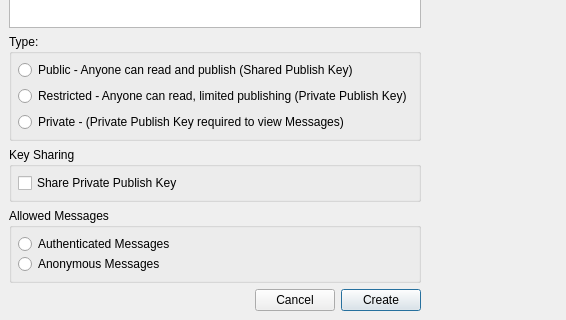
First picture: the form in retroshare-gui/src/gui/forumsv2/CreateForumV2.ui, repository RetroShare/RetroShare, before the edit; both pictures show x 0 to 566 and y 175 to 495 of the 672 by 495 pixel window.
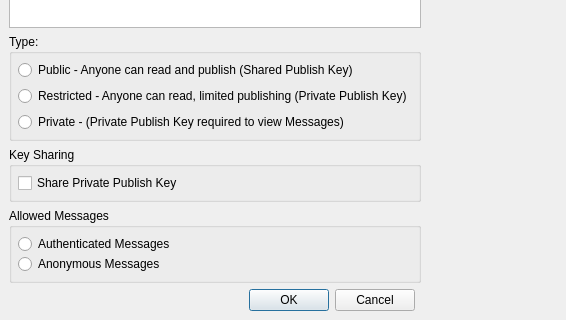
Second picture: the form after the edit. Icons and pictures are not drawn. Custom widgets are drawn as their Qt base class.

Commit message: Changed the standard dialog buttons from single buttons to buttonbox to have a standard layout and a standard translation.

What changed in the file:
```diff
--- a/retroshare-gui/src/gui/forumsv2/CreateForumV2.ui
+++ b/retroshare-gui/src/gui/forumsv2/CreateForumV2.ui
@@ -271,33 +271,10 @@
         </layout>
        </widget>
       </item>
-      <item row="5" column="0">
-       <spacer>
-        <property name="orientation">
-         <enum>Qt::Horizontal</enum>
-        </property>
-        <property name="sizeHint" stdset="0">
-         <size>
-          <width>238</width>
-          <height>20</height>
-         </size>
-        </property>
-       </spacer>
-      </item>
       <item row="5" column="1">
-       <widget class="QPushButton" name="cancelButton">
-        <property name="text">
-         <string>Cancel</string>
-        </property>
-       </widget>
-      </item>
-      <item row="5" column="2">
-       <widget class="QPushButton" name="createButton">
-        <property name="text">
-         <string>Create</string>
-        </property>
-        <property name="default">
-         <bool>true</bool>
+       <widget class="QDialogButtonBox" name="buttonBox">
+        <property name="standardButtons">
+         <set>QDialogButtonBox::Cancel|QDialogButtonBox::Ok</set>
         </property>
        </widget>
       </item>
```
The commit also changes 38 other files.
